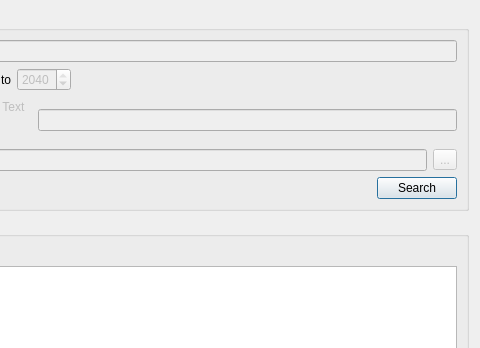
Old version of the form searchdialog.ui in the repository mukoan/ReferenceOrganiser; both pictures show x 192 to 672 and y 0 to 348 of the 672 by 560 pixel window.
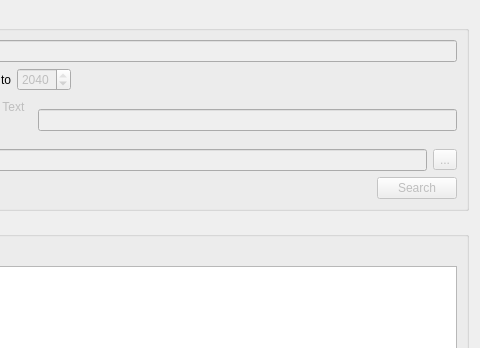
New version of the form. Custom widgets are drawn as their Qt base class.

Commit message: Search button in search dialog was always enabled #18

What changed in the file:
```diff
--- a/searchdialog.ui
+++ b/searchdialog.ui
@@ -216,6 +216,9 @@
         </item>
         <item>
          <widget class="QPushButton" name="searchButton">
+          <property name="enabled">
+           <bool>false</bool>
+          </property>
           <property name="text">
            <string>Search</string>
           </property>
```
The commit also changes 2 other files.
